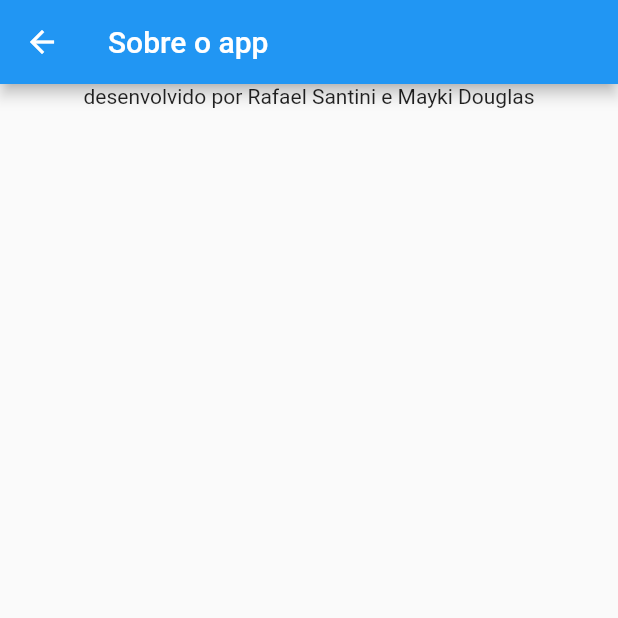
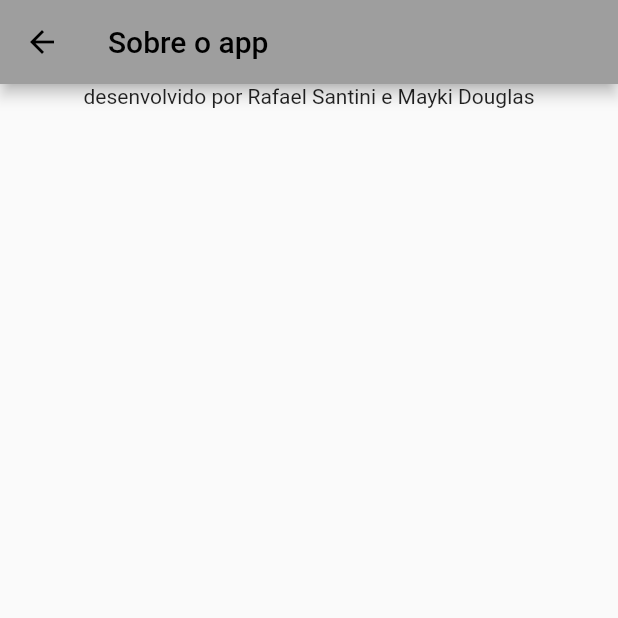
Before and after one commit to mayki-douglas/projeto-barbearia, a Flutter app: the screen it shows after launch, in the side drawer, after a tap on "Clique para agendar seu horário", on a phone screen of 412 x 824 dp, the top half of it. Run offline on Flutter 3.47's test engine with Material 2 defaults, Android fonts, the phone set to English and light mode, and no system bars; our stand-ins replace rive.

Commit message:
V1.1 atualizada

```diff
--- a/barbearia_projeto/lib/constant.dart
+++ b/barbearia_projeto/lib/constant.dart
@@ -1,9 +1,8 @@
-
 class Constant {
-
   static final String MENU_HOME = "home";
   static final String MENU_SCREEN_1 = "Tela 1";
-  static final String MENU_SCREEN_2= "Tela 2";
+  static final String MENU_SCREEN_2 = "Tela 2";
+  static final String MENU_SCREEN_3 = "Tela 3";
   static final String MENU_ABOUT = "sobre";
   static final String MENU_EXIT = "sair";
 }
--- a/barbearia_projeto/lib/main.dart
+++ b/barbearia_projeto/lib/main.dart
@@ -11,12 +11,12 @@ class MyApp extends StatelessWidget {
   @override
   Widget build(BuildContext context) {
     return MaterialApp(
-      title: 'Barbearia Fulano',
+      title: 'Barbearia Projeto',
       theme: ThemeData(
-        primarySwatch: Colors.blue,
+        primarySwatch: Colors.grey,
       ),
       debugShowCheckedModeBanner: false,
-      home: Home('Barbearia Fulano de tal'),
+      home: Home('Barbearia Projeto'),
     );
   }
 }
--- a/barbearia_projeto/lib/views/home.dart
+++ b/barbearia_projeto/lib/views/home.dart
@@ -1,14 +1,13 @@
-// ignore_for_file: prefer_const_constructors, prefer_const_constructors_in_immutables, u
+// ignore_for_file: prefer_const_constructors, prefer_const_constructors_in_immutables, u, use_key_in_widget_constructors
 
 import 'package:barbearia_projeto/menu/menu_drawer.dart';
 
 import 'screen_1.dart';
 import 'package:flutter/material.dart';
-
 import 'screen_2.dart';
+import 'screen_3.dart';
 
 class Home extends StatefulWidget {
-
   final String title;
 
   Home(this.title);
@@ -20,28 +19,44 @@ class Home extends StatefulWidget {
 class _HomeState extends State<Home> {
   @override
   Widget build(BuildContext context) {
-
     return Scaffold(
-      appBar: AppBar(title: Text(widget.title, textAlign: TextAlign.center,),),
+      appBar: AppBar(
+        title: Text(
+          widget.title,
+          textAlign: TextAlign.center,
+        ),
+      ),
       drawer: MenuDrawer(),
       body: Column(
-        children:[
-          Image.asset('images/barbe.jpeg', width: 500, height: 300,),
+        children: [
+          Image.asset(
+            'images/barbea.jpg', height: 300, width: 300,
+          ),
           Center(
             child: Text("A Barbearia que vc entra feio e sai horroroso"),
           ),
           TextButton.icon(
-              icon: Icon(Icons.add),
-              label: Text('Clique para agendar seu horário'),
-          onPressed: () {
-                Navigator.push(context, MaterialPageRoute(builder: (context) => Screen1()));
+            icon: Icon(Icons.add),
+            label: Text('Clique para agendar seu horário'),
+            onPressed: () {
+              Navigator.push(
+                  context, MaterialPageRoute(builder: (context) => Screen1()));
             },
           ),
           TextButton.icon(
             icon: Icon(Icons.add),
             label: Text('Clique para ver os horários disponíveis'),
-            onPressed: (){
-              Navigator.push(context, MaterialPageRoute(builder: (context) => Screen2()));
+            onPressed: () {
+              Navigator.push(
+                  context, MaterialPageRoute(builder: (context) => Screen2()));
+            },
+          ),
+          TextButton.icon(
+            icon: Icon(Icons.add),
+            label: Text('Clique para cadastrar novo usuário'),
+            onPressed: () {
+              Navigator.push(
+                  context, MaterialPageRoute(builder: (context) => Screen3()));
             },
           ),
         ],
--- a/barbearia_projeto/lib/views/screen_1.dart
+++ b/barbearia_projeto/lib/views/screen_1.dart
@@ -1,6 +1,7 @@
 // ignore_for_file: use_key_in_widget_constructors, prefer_const_literals_to_create_immutables, prefer_const_constructors
 
 import 'package:flutter/material.dart';
+import 'package:rive/rive.dart';
 
 class Screen1 extends StatefulWidget {
 
@@ -17,9 +18,9 @@ class _Screen1State extends State<Screen1> {
         children: [
           Center(
             child: Text('Tela 1'),
-          ),
+          )
         ],
-      ),
+      )
     );
   }
 }
--- a/barbearia_projeto/lib/views/views.dart
+++ b/barbearia_projeto/lib/views/views.dart
@@ -1,4 +1,5 @@
 export 'home.dart';
 export 'screen_1.dart';
 export 'screen_2.dart';
+export 'screen_3.dart';
 export 'about.dart';
```
Also changed, not shown: barbearia_projeto/lib/views/screen_3.dart (added, +115 -0 lines), barbearia_projeto/images/barb.png (added), barbearia_projeto/images/barbb.png (added), barbearia_projeto/images/barbe.jpeg (deleted), barbearia_projeto/images/barbea.jpg (added), 1 other file.
